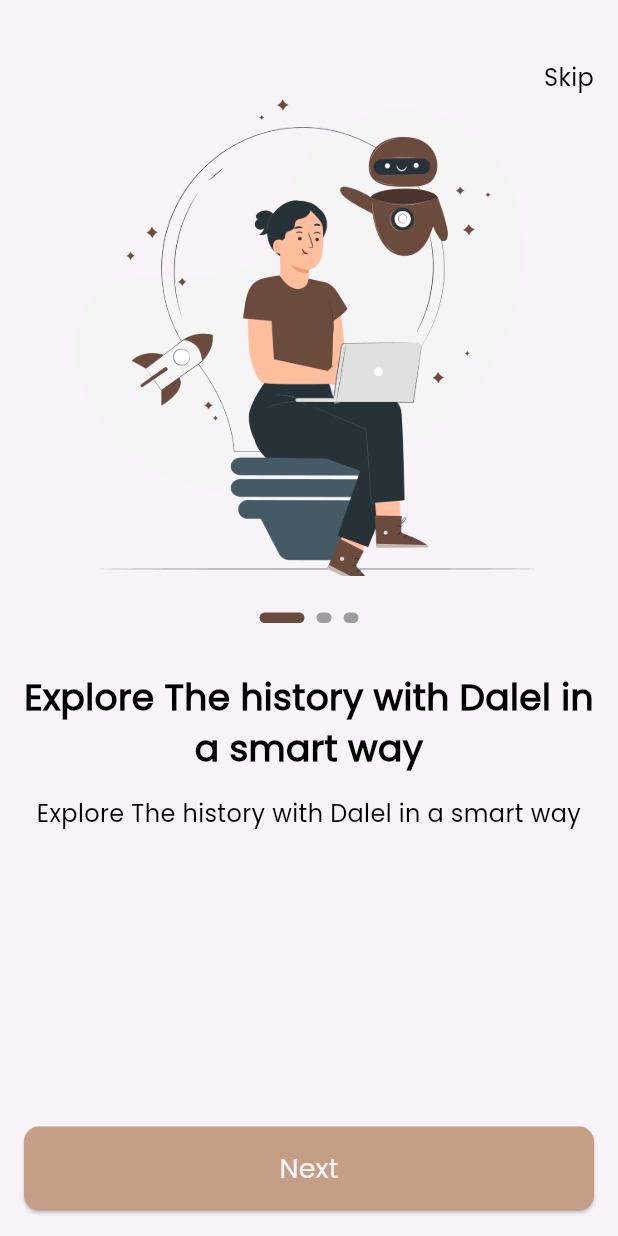
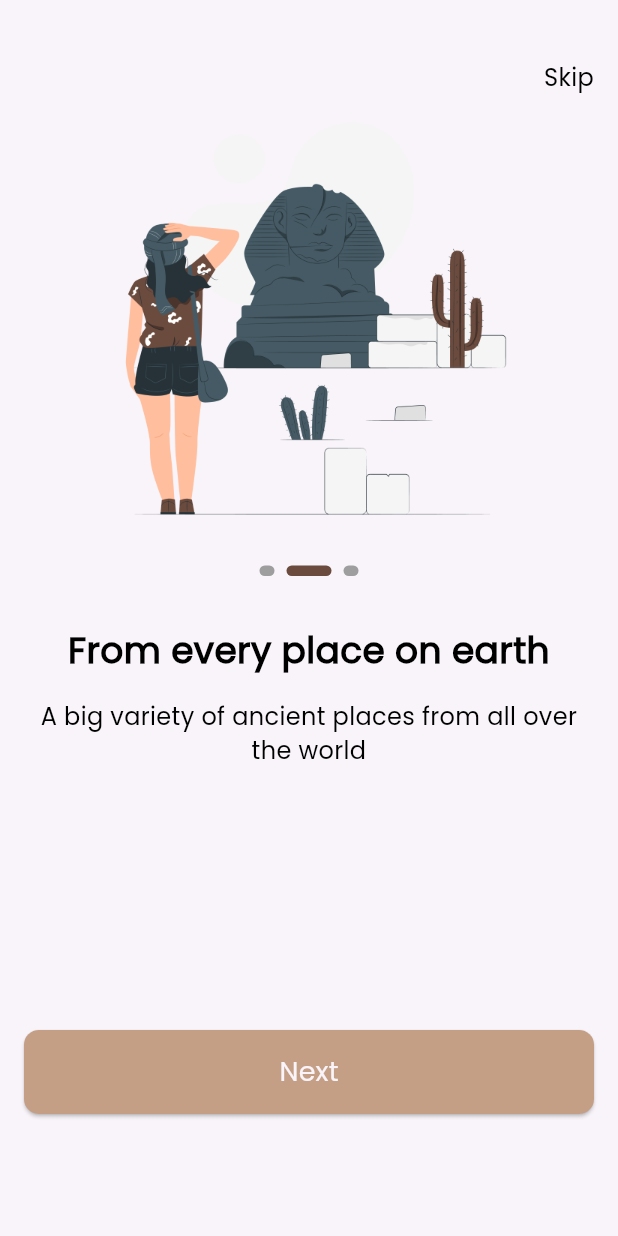
Before and after one commit to phharaoh/Dalel_App, a Flutter app: the screen it shows after launch, after a tap on "Next", on a phone screen of 412 x 824 dp. Run offline on Flutter 3.47's test engine with Material 3 defaults, Android fonts, the phone set to English and light mode, and no system bars; drawn by our look-alikes of smooth_page_indicator; our stand-ins replace get_it, go_router, shared_preferences.

Commit message:
finish onboarding

```diff
--- /dev/null
+++ b/lib/core/functions/delayed_method.dart
@@ -0,0 +1,7 @@
+import 'package:dalel/core/functions/my_navigator.dart';
+
+void delayedNavigator(context, String path) {
+  Future.delayed(Duration(seconds: 3), () {
+    pushReplaceNavigator(context, path);
+  });
+}
--- a/lib/core/functions/my_navigator.dart
+++ b/lib/core/functions/my_navigator.dart
@@ -1,5 +1,9 @@
 import 'package:go_router/go_router.dart';
 
-void myNavigation(context, String path) {
+void pushNavigator(context, String path) {
   GoRouter.of(context).push(path);
 }
+
+void pushReplaceNavigator(context, String path) {
+  GoRouter.of(context).pushReplacement(path);
+}
--- /dev/null
+++ b/lib/core/functions/set_data_method.dart
@@ -0,0 +1,6 @@
+import 'package:dalel/core/cache/cache_helper.dart';
+import 'package:dalel/core/services/service_locator.dart';
+
+void saveData() {
+  getIt<CacheHelper>().setData(key: 'isVisited', value: true);
+}
--- /dev/null
+++ b/lib/core/services/service_locator.dart
@@ -0,0 +1,7 @@
+import 'package:get_it/get_it.dart';
+import 'package:dalel/core/cache/cache_helper.dart';
+
+final getIt = GetIt.instance;
+void setupServiceLocator() {
+  getIt.registerSingleton<CacheHelper>(CacheHelper());
+}
--- a/lib/core/utils/app_router.dart
+++ b/lib/core/utils/app_router.dart
@@ -1,4 +1,6 @@
 import 'package:go_router/go_router.dart';
+import 'package:dalel/features/auth/presentation/views/signin_view.dart';
+import 'package:dalel/features/auth/presentation/views/signup_view.dart';
 import 'package:dalel/features/splash/presentation/views/splash_view.dart';
 import 'package:dalel/features/onboarding/presentation/views/onboarding_view.dart';
 
@@ -6,5 +8,7 @@ final GoRouter router = GoRouter(
   routes: <RouteBase>[
     GoRoute(path: '/', builder: (context, state) => SplashView()),
     GoRoute(path: '/onBoarding', builder: (context, state) => OnboardingView()),
+    GoRoute(path: "/signUp", builder: (context, state) => const SignUpView()),
+    GoRoute(path: "/signIn", builder: (context, state) => const SignInView()),
   ],
 );
--- a/lib/core/widgets/custom_btn.dart
+++ b/lib/core/widgets/custom_btn.dart
@@ -3,16 +3,22 @@ import 'package:dalel/core/utils/app_colors.dart';
 import 'package:dalel/core/utils/app_text_styles.dart';
 
 class CustomBtn extends StatelessWidget {
-  const CustomBtn({super.key, this.color, required this.text});
+  const CustomBtn({
+    super.key,
+    this.color,
+    required this.text,
+    required this.onPressed,
+  });
   final Color? color;
   final String text;
+  final VoidCallback onPressed;
   @override
   Widget build(BuildContext context) {
     return SizedBox(
       width: double.infinity,
       height: 56,
       child: ElevatedButton(
-        onPressed: () {},
+        onPressed: onPressed,
         style: ElevatedButton.styleFrom(
           backgroundColor: color ?? AppColors.primaryColor,
           shape: RoundedRectangleBorder(
--- /dev/null
+++ b/lib/features/auth/presentation/views/signin_view.dart
@@ -0,0 +1,10 @@
+import 'package:flutter/material.dart';
+
+class SignInView extends StatelessWidget {
+  const SignInView({super.key});
+
+  @override
+  Widget build(BuildContext context) {
+    return const Scaffold();
+  }
+}
--- /dev/null
+++ b/lib/features/auth/presentation/views/signup_view.dart
@@ -0,0 +1,10 @@
+import 'package:flutter/material.dart';
+
+class SignUpView extends StatelessWidget {
+  const SignUpView({super.key});
+
+  @override
+  Widget build(BuildContext context) {
+    return const Scaffold();
+  }
+}
--- /dev/null
+++ b/lib/features/onboarding/data/models/onboarding_model.dart
@@ -0,0 +1,33 @@
+import 'package:dalel/core/utils/app_assets.dart';
+
+class OnBoardingModel {
+  final String path;
+  final String title;
+  final String subTitle;
+
+  OnBoardingModel({
+    required this.path,
+    required this.title,
+    required this.subTitle,
+  });
+}
+
+List<OnBoardingModel> onBoardingData = [
+  OnBoardingModel(
+    path: Assets.assetsImagesOnBoarding,
+    title: "Explore The history with Dalel in a smart way",
+    subTitle:
+        "Using our app’s history libraries you can find many historical periods ",
+  ),
+  OnBoardingModel(
+    path: Assets.assetsImagesOnBoarding1,
+    title: "From every place on earth",
+    subTitle: "A big variety of ancient places from all over the world",
+  ),
+  OnBoardingModel(
+    path: Assets.assetsImagesOnBoarding2,
+    title: "Using modern AI technology for better user experience",
+    subTitle:
+        "AI provide recommendations and helps you to continue the search journey",
+  ),
+];
--- a/lib/features/onboarding/presentation/views/onboarding_view.dart
+++ b/lib/features/onboarding/presentation/views/onboarding_view.dart
@@ -1,24 +1,41 @@
 import 'package:flutter/material.dart';
-import 'package:dalel/core/utils/app_strings.dart';
-import 'package:dalel/core/widgets/custom_btn.dart';
+import 'package:dalel/features/onboarding/presentation/widgets/get_button.dart';
 import 'package:dalel/features/onboarding/presentation/widgets/custom_navbar.dart';
 import 'package:dalel/features/onboarding/presentation/widgets/onboarding_widget_body.dart';
 
-class OnboardingView extends StatelessWidget {
+class OnboardingView extends StatefulWidget {
   const OnboardingView({super.key});
 
+  @override
+  State<OnboardingView> createState() => _OnboardingViewState();
+}
+
+class _OnboardingViewState extends State<OnboardingView> {
+  final PageController _controller = PageController(initialPage: 0);
+  int currentIndex = 0;
   @override
   Widget build(BuildContext context) {
     return Scaffold(
       body: SafeArea(
         child: Padding(
           padding: const EdgeInsets.symmetric(horizontal: 16),
-          child: Column(
+          child: ListView(
+            physics: const BouncingScrollPhysics(),
             children: [
               SizedBox(height: 40),
               CustomNavBar(),
-              OnboardingWidgetBody(),
-              CustomBtn(text: AppStrings.next),
+              OnboardingWidgetBody(
+                onPageChanged: (index) {
+                  setState(() {
+                    currentIndex = index;
+                  });
+                },
+                controller: _controller,
+              ),
+              const SizedBox(height: 88),
+
+              GetButtons(currentIndex: currentIndex, controller: _controller),
+
               const SizedBox(height: 17),
             ],
           ),
--- a/lib/features/onboarding/presentation/widgets/custom_navbar.dart
+++ b/lib/features/onboarding/presentation/widgets/custom_navbar.dart
@@ -1,18 +1,26 @@
 import 'package:flutter/material.dart';
 import 'package:dalel/core/utils/app_strings.dart';
+import 'package:dalel/core/cache/cache_helper.dart';
 import 'package:dalel/core/utils/app_text_styles.dart';
+import 'package:dalel/core/functions/my_navigator.dart';
+import 'package:dalel/core/services/service_locator.dart';
 
 class CustomNavBar extends StatelessWidget {
   const CustomNavBar({super.key});
-
   @override
   Widget build(BuildContext context) {
     return Align(
       alignment: Alignment.centerRight,
-      child: Text(
-        AppStrings.skip,
-        style: CustomTextStyles.poppins300style16.copyWith(
-          fontWeight: FontWeight.w400,
+      child: GestureDetector(
+        onTap: () {
+          getIt<CacheHelper>().setData(key: 'isVisited', value: true);
+          pushReplaceNavigator(context, '/signUp');
+        },
+        child: Text(
+          AppStrings.skip,
+          style: CustomTextStyles.poppins300style16.copyWith(
+            fontWeight: FontWeight.w400,
+          ),
         ),
       ),
     );
--- /dev/null
+++ b/lib/features/onboarding/presentation/widgets/get_button.dart
@@ -0,0 +1,60 @@
+import 'package:flutter/material.dart';
+import 'package:dalel/core/utils/app_strings.dart';
+import 'package:dalel/core/cache/cache_helper.dart';
+import 'package:dalel/core/widgets/custom_btn.dart';
+import 'package:dalel/core/utils/app_text_styles.dart';
+import 'package:dalel/core/functions/my_navigator.dart';
+import 'package:dalel/core/services/service_locator.dart';
+import 'package:dalel/core/functions/set_data_method.dart';
+import 'package:dalel/features/onboarding/data/models/onboarding_model.dart';
+
+class GetButtons extends StatelessWidget {
+  const GetButtons({
+    super.key,
+    required this.currentIndex,
+    required this.controller,
+  });
+  final int currentIndex;
+  final PageController controller;
+  @override
+  Widget build(BuildContext context) {
+    if (currentIndex == onBoardingData.length - 1) {
+      return Column(
+        children: [
+          CustomBtn(
+            text: AppStrings.createAccount,
+            onPressed: () {
+              getIt<CacheHelper>().setData(key: 'isVisited', value: true);
+
+              pushReplaceNavigator(context, "/signUp");
+            },
+          ),
+          const SizedBox(height: 16),
+          GestureDetector(
+            onTap: () {
+              saveData();
+
+              pushReplaceNavigator(context, "/signIn");
+            },
+            child: Text(
+              AppStrings.loginNow,
+              style: CustomTextStyles.poppins300style16.copyWith(
+                fontWeight: FontWeight.w400,
+              ),
+            ),
+          ),
+        ],
+      );
+    } else {
+      return CustomBtn(
+        text: AppStrings.next,
+        onPressed: () {
+          controller.nextPage(
+            duration: const Duration(microseconds: 200),
+            curve: Curves.bounceIn,
+          );
+        },
+      );
+    }
+  }
+}
--- a/lib/features/onboarding/presentation/widgets/onboarding_widget_body.dart
+++ b/lib/features/onboarding/presentation/widgets/onboarding_widget_body.dart
@@ -1,34 +1,55 @@
 import 'package:flutter/material.dart';
-import 'package:dalel/core/utils/app_assets.dart';
 import 'package:dalel/core/utils/app_text_styles.dart';
+import 'package:dalel/features/onboarding/data/models/onboarding_model.dart';
 import 'package:dalel/features/onboarding/presentation/widgets/custom_smooth_indicator.dart';
 
 class OnboardingWidgetBody extends StatelessWidget {
-  OnboardingWidgetBody({super.key});
-  final PageController _controller = PageController();
+  const OnboardingWidgetBody({
+    super.key,
+    required this.controller,
+    this.onPageChanged,
+  });
+  final PageController controller;
+  final Function(int)? onPageChanged;
+
   @override
   Widget build(BuildContext context) {
     return Expanded(
+      child: SizedBox(
+        height: MediaQuery.of(context).size.height * .65,
         child: PageView.builder(
-        controller: _controller,
-        itemCount: 3,
+          onPageChanged: onPageChanged,
+          physics: const BouncingScrollPhysics(),
+          controller: controller,
+          itemCount: onBoardingData.length,
           itemBuilder: (context, index) {
             return Column(
               children: [
-              Image.asset(Assets.assetsImagesOnBoarding),
+                Container(
+                  height: 290,
+                  width: 343,
+                  decoration: BoxDecoration(
+                    image: DecorationImage(
+                      image: AssetImage(onBoardingData[index].path),
+                      fit: BoxFit.fill,
+                    ),
+                  ),
+                ),
                 const SizedBox(height: 24),
-              CustomSmoothPageIndicator(controller: _controller),
+                CustomSmoothPageIndicator(controller: controller),
                 const SizedBox(height: 32),
                 Text(
-                "Explore The history with Dalel in a smart way",
+                  onBoardingData[index].title,
                   style: CustomTextStyles.poppins500style24.copyWith(
                     fontWeight: FontWeight.bold,
                   ),
                   textAlign: TextAlign.center,
+                  maxLines: 2,
+                  overflow: TextOverflow.ellipsis,
                 ),
                 const SizedBox(height: 16),
-              const Text(
-                "Explore The history with Dalel in a smart way",
+                Text(
+                  onBoardingData[index].subTitle,
                   style: CustomTextStyles.poppins300style16,
                   textAlign: TextAlign.center,
                 ),
@@ -36,6 +57,7 @@ class OnboardingWidgetBody extends StatelessWidget {
             );
           },
         ),
+      ),
     );
   }
 }
--- a/lib/features/splash/presentation/views/splash_view.dart
+++ b/lib/features/splash/presentation/views/splash_view.dart
@@ -1,7 +1,9 @@
 import 'package:flutter/material.dart';
 import 'package:dalel/core/utils/app_strings.dart';
+import 'package:dalel/core/cache/cache_helper.dart';
 import 'package:dalel/core/utils/app_text_styles.dart';
-import 'package:dalel/core/functions/my_navigator.dart';
+import 'package:dalel/core/services/service_locator.dart';
+import 'package:dalel/core/functions/delayed_method.dart';
 
 class SplashView extends StatefulWidget {
   const SplashView({super.key});
@@ -13,7 +15,12 @@ class SplashView extends StatefulWidget {
 class _SplashViewState extends State<SplashView> {
   @override
   void initState() {
-    delayedNavigator(context);
+    var isVisited = getIt<CacheHelper>().getData(key: 'isVisited') ?? false;
+    if (isVisited == true) {
+      delayedNavigator(context, '/signUp');
+    } else {
+      delayedNavigator(context, '/onBoarding');
+    }
     super.initState();
   }
 
@@ -29,9 +36,3 @@ class _SplashViewState extends State<SplashView> {
     );
   }
 }
-
-void delayedNavigator(context) {
-  Future.delayed(Duration(seconds: 3), () {
-    myNavigation(context, '/onBoarding');
-  });
-}
--- a/lib/main.dart
+++ b/lib/main.dart
@@ -1,8 +1,13 @@
 import 'package:flutter/material.dart';
 import 'package:dalel/core/utils/app_colors.dart';
 import 'package:dalel/core/utils/app_router.dart';
+import 'package:dalel/core/cache/cache_helper.dart';
+import 'package:dalel/core/services/service_locator.dart';
 
-void main() {
+void main() async {
+  WidgetsFlutterBinding.ensureInitialized();
+  setupServiceLocator();
+  await getIt<CacheHelper>().init();
   runApp(const Dalel());
 }
 
--- a/pubspec.yaml
+++ b/pubspec.yaml
@@ -16,6 +16,7 @@ dependencies:
   shared_preferences: ^2.5.3
   go_router: ^16.1.0
   smooth_page_indicator: ^1.2.1
+  get_it: ^8.2.0
 
 dev_dependencies:
   flutter_test:
```
Also changed, not shown: pubspec.lock. Lines whose indentation alone changed are shown as unchanged.
